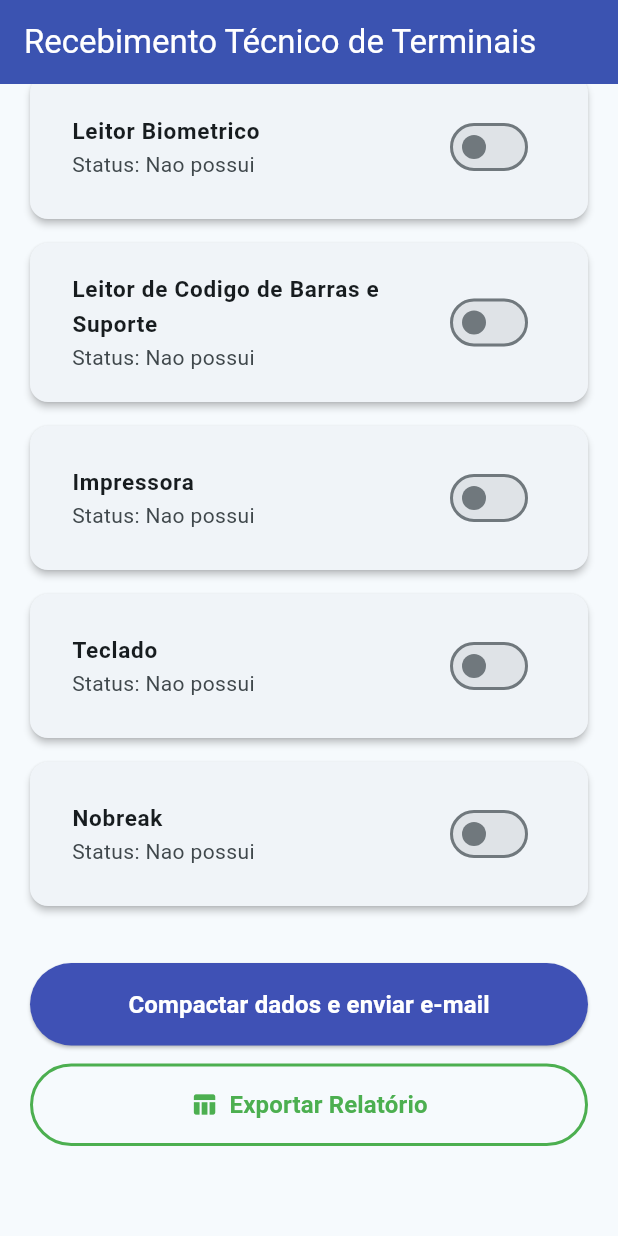
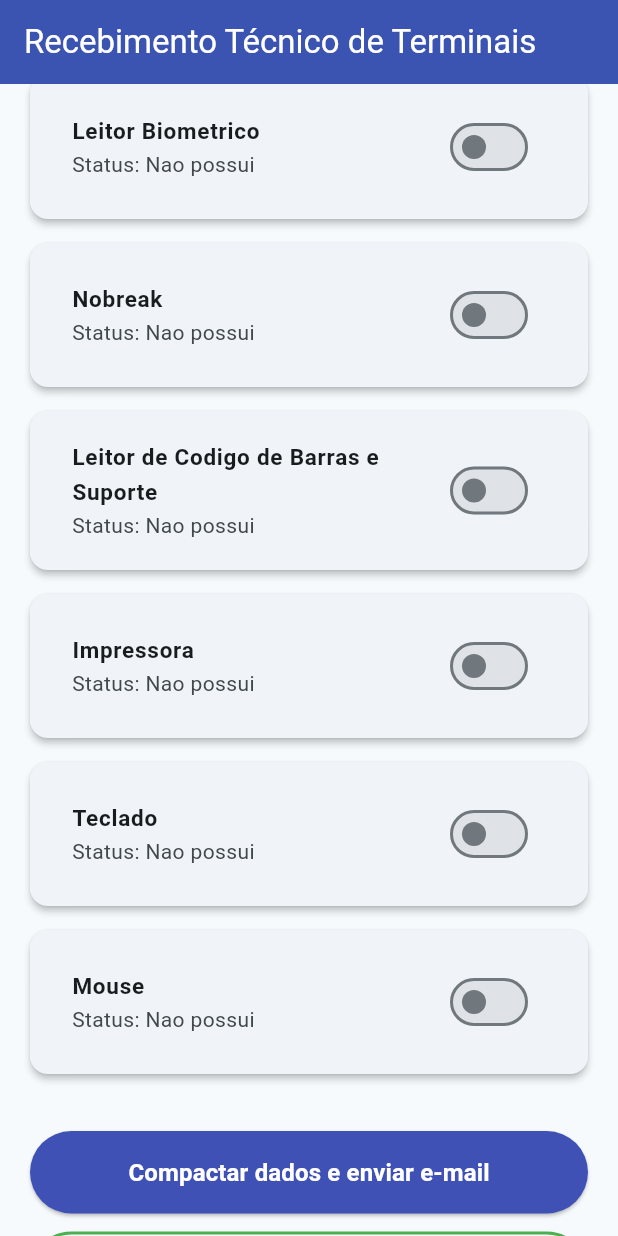
Before and after one commit to MilkyUser/formulario_tfl, a Flutter app: the screen it shows after launch, scrolled down 1082 dp, on a phone screen of 412 x 824 dp. Run offline on Flutter 3.47's test engine with Material 3 defaults, Android fonts, the phone set to English and light mode, and no system bars; our stand-ins replace image_picker, share_plus; missing offline and left inert: flutter_email_sender, universal_html.

Commit message:
Adiciona períférico: mouse

```diff
--- a/lib/recebimento_terminal_screen.dart
+++ b/lib/recebimento_terminal_screen.dart
@@ -84,6 +84,13 @@ class _RecebimentoTerminalScreenState extends State<RecebimentoTerminalScreen> {
       'minex_iii': null,
     },
     {
+      'nome': 'Nobreak',
+      'possui': false,
+      'obs': TextEditingController(),
+      'fotos_nomes': <String>[],
+      'fotos_bytes': <List<int>>[],
+    },
+    {
       'nome': 'Leitor de Codigo de Barras e Suporte',
       'possui': false,
       'obs': TextEditingController(),
@@ -105,7 +112,7 @@ class _RecebimentoTerminalScreenState extends State<RecebimentoTerminalScreen> {
       'fotos_bytes': <List<int>>[],
     },
     {
-      'nome': 'Nobreak',
+      'nome': 'Mouse',
       'possui': false,
       'obs': TextEditingController(),
       'fotos_nomes': <String>[],
```
